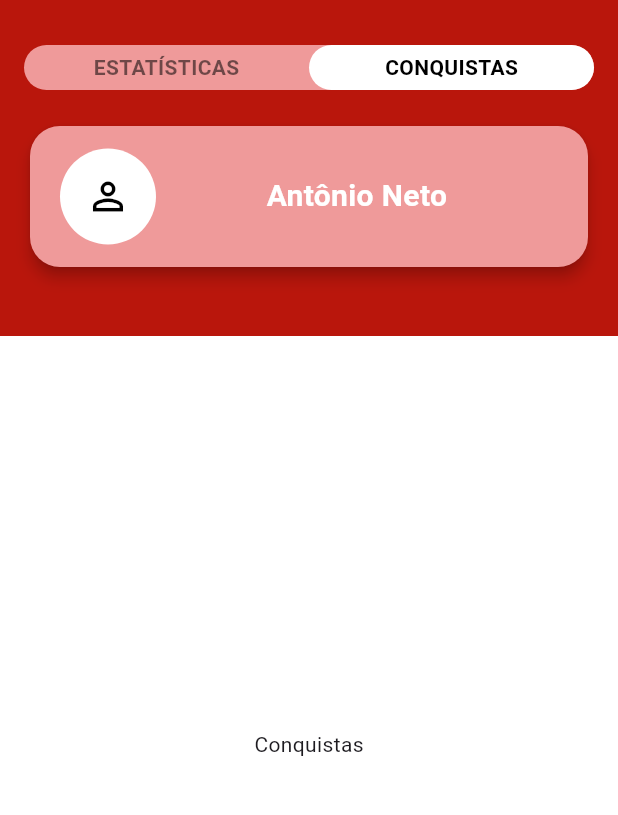
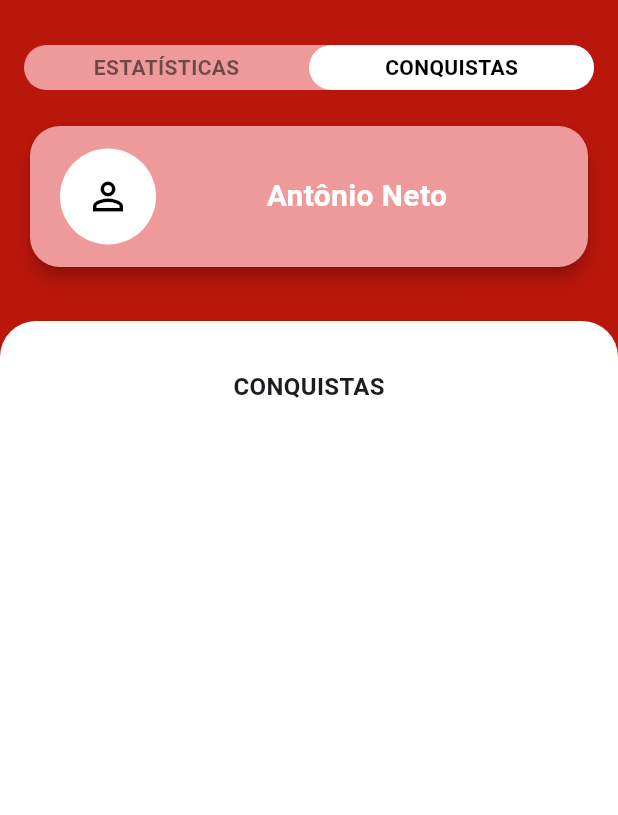
Before and after one commit to GESyCA/FarmacIA, a Flutter app: the ProfilePage screen opened directly, after a tap on "CONQUISTAS", on a phone screen of 412 x 824 dp, the part 84-899 px from its top. Run offline on Flutter 3.47's test engine with Material 3 defaults, Android fonts, the phone set to English and light mode, and no system bars; our stand-ins replace flutter_svg.

Commit message:
feat: statistics widget

```diff
--- a/Paciente/farmacia/lib/app/ui/pages/profile_page.dart
+++ b/Paciente/farmacia/lib/app/ui/pages/profile_page.dart
@@ -1,3 +1,5 @@
+import 'package:farmacia/app/ui/widgets/achivements.dart';
+import 'package:farmacia/app/ui/widgets/statistics.dart';
 import 'package:flutter/material.dart';
 
 class ProfilePage extends StatefulWidget {
@@ -59,25 +61,15 @@ class _ProfilePageState extends State<ProfilePage> {
               ),
               _profileCard(),
               const SizedBox(
-                height: 42,
+                height: 32,
               ),
               Expanded(
                 child: PageView(
                   controller: _pageController,
                   onPageChanged: _onPageChanged,
                   children: <Widget>[
-                    Container(
-                      color: Colors.white,
-                      child: Center(
-                        child: Text("Estatísticas"),
-                      ),
-                    ),
-                    Container(
-                      color: Colors.white,
-                      child: Center(
-                        child: Text("Conquistas"),
-                      ),
-                    ),
+                    Statistics(),
+                    Achivements(),
                   ],
                 ),
               ),
--- /dev/null
+++ b/Paciente/farmacia/lib/app/ui/widgets/achivements.dart
@@ -0,0 +1,36 @@
+import 'package:flutter/material.dart';
+
+class Achivements extends StatelessWidget {
+  const Achivements({super.key});
+
+  @override
+  Widget build(BuildContext context) {
+    return Container(
+      width: MediaQuery.of(context).size.width,
+      height: MediaQuery.of(context).size.height,
+      decoration: BoxDecoration(
+        color: Colors.white,
+        borderRadius: const BorderRadius.only(
+          topLeft: Radius.circular(24),
+          topRight: Radius.circular(24),
+        ),
+      ),
+      padding: const EdgeInsets.all(16),
+      child: Column(
+        children: <Widget>[
+          // header with tabs
+          const SizedBox(
+            height: 16,
+          ),
+          const Text(
+            "CONQUISTAS",
+            style: TextStyle(
+              fontSize: 16,
+              fontWeight: FontWeight.bold,
+            ),
+          ),
+        ],
+      ),
+    );
+  }
+}
--- /dev/null
+++ b/Paciente/farmacia/lib/app/ui/widgets/statistics.dart
@@ -0,0 +1,85 @@
+import 'package:farmacia/app/data/models/medicine_model.dart';
+import 'package:flutter/material.dart';
+
+class Statistics extends StatelessWidget {
+  final List<Medicine> _medicines = [
+    Medicine(id: 1, name: "Paracetamol", nextDate: "10/10/2025 07:00"),
+    Medicine(id: 2, name: "Ibuprofeno", nextDate: "10/10/2025 07:00"),
+    Medicine(id: 3, name: "Omeprazol", nextDate: "10/10/2025 07:00"),
+    Medicine(id: 4, name: "Amoxilinina", nextDate: "10/10/2025 07:00"),
+  ];
+
+  Statistics({super.key});
+
+  @override
+  Widget build(BuildContext context) {
+    return Container(
+      width: MediaQuery.of(context).size.width,
+      height: MediaQuery.of(context).size.height,
+      decoration: BoxDecoration(
+        color: Colors.white,
+        borderRadius: const BorderRadius.only(
+          topLeft: Radius.circular(24),
+          topRight: Radius.circular(24),
+        ),
+      ),
+      padding: const EdgeInsets.all(16),
+      child: Column(
+        children: <Widget>[
+          // header with tabs
+          const SizedBox(
+            height: 16,
+          ),
+          const Text(
+            "INFORMAÇÕES",
+            style: TextStyle(
+              fontSize: 16,
+              fontWeight: FontWeight.bold,
+            ),
+          ),
+          const SizedBox(
+            height: 20,
+          ),
+          Expanded(
+            child: ListView.builder(
+              itemCount: _medicines.length,
+              itemBuilder: (context, index) {
+                final medicine = _medicines[index];
+                return Column(
+                  children: [
+                    Card(
+                      color: Colors.grey[100],
+                      child: ListTile(
+                        leading: const Icon(
+                          Icons.medication,
+                          color: Colors.red,
+                        ),
+                        title: Text(medicine.name,
+                            style: const TextStyle(
+                              fontSize: 16,
+                              fontWeight: FontWeight.bold,
+                            )),
+                        trailing: IconButton(
+                          icon: const Icon(
+                            Icons.arrow_forward_ios,
+                            size: 16,
+                          ),
+                          onPressed: () {
+                            // TODO: Navigate to medicine details
+                          },
+                        ),
+                      ),
+                    ),
+                    const SizedBox(
+                      height: 12,
+                    ),
+                  ],
+                );
+              },
+            ),
+          ),
+        ],
+      ),
+    );
+  }
+}
--- a/Paciente/farmacia/pubspec.yaml
+++ b/Paciente/farmacia/pubspec.yaml
@@ -68,6 +68,7 @@ flutter:
     - assets/delete.png
     - assets/Edit.png
     - assets/alert_circle.svg
+    - assets/remedio.png
 
   #   - images/a_dot_burr.jpeg
   #   - images/a_dot_ham.jpeg
```
Also changed, not shown: Paciente/farmacia/assets/remedio.png (added).
